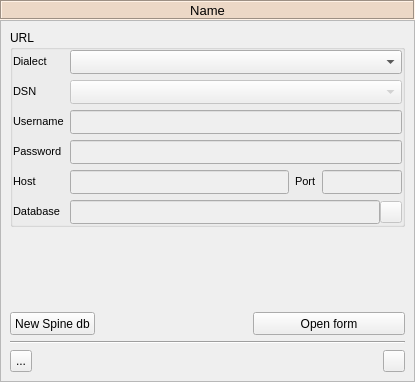
First picture: the form in spinetoolbox/project_items/data_store/ui/data_store_properties.ui, repository spine-tools/Spine-Toolbox, before the edit.
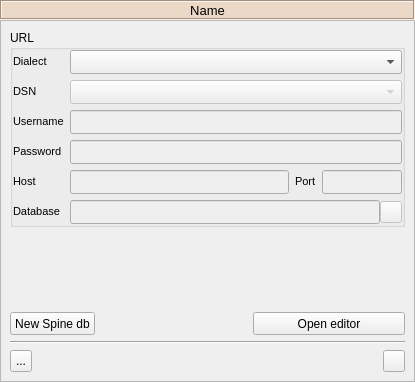
Second picture: the form after the edit. Icons and pictures are not drawn. Custom widgets are drawn as their Qt base class.

Commit message:
Combiner, Data Store, and View Properties button text changed to 'Open editor'
- Some UI widget renaming
- Combiner and View properties context-menus now have 'Open editor' option
- Fixed Combiner Properties context-menu

Re Issue #764

What changed in the file:
```diff
--- a/spinetoolbox/project_items/data_store/ui/data_store_properties.ui
+++ b/spinetoolbox/project_items/data_store/ui/data_store_properties.ui
@@ -638,7 +638,7 @@
             <string>&lt;html&gt;&lt;head/&gt;&lt;body&gt;&lt;p&gt;Open Data Store view&lt;/p&gt;&lt;/body&gt;&lt;/html&gt;</string>
            </property>
            <property name="text">
-            <string>Open form</string>
+            <string>Open editor</string>
            </property>
           </widget>
          </item>
```
Left out of the diff: 4 changed lines with no effect on the pictures. The commit also changes 13 other files.
